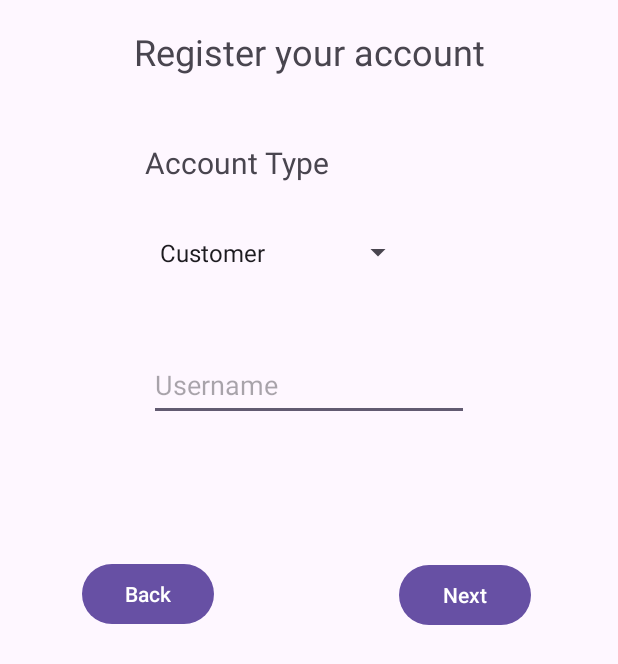
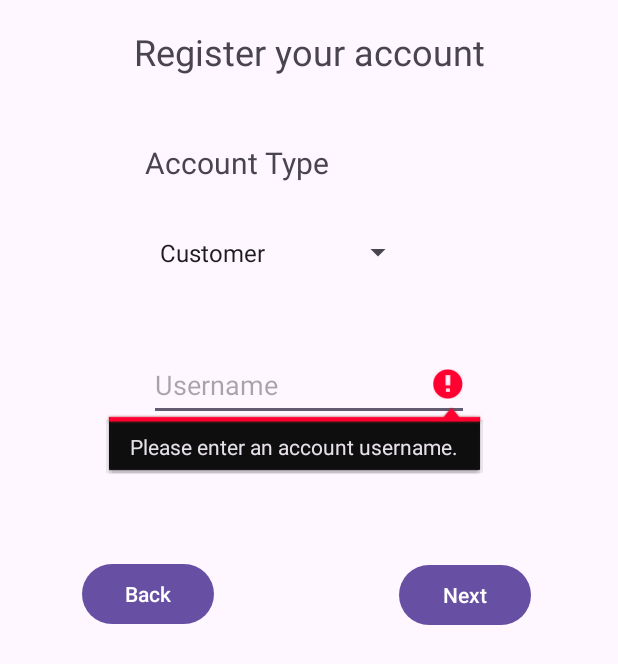
Before and after one commit to richjameslozano/FinalsProject, an Android app: the register screen opened directly, with no data from a screen before it, after a tap on "Next", on a phone screen of 412 x 824 dp. Shown: the top 664 px of the screen. Run offline under Robolectric (Android 15) with nearby library versions, the phone set to English and light mode, and no system bars; our stand-ins replace Firebase (no records; nobody signed in at launch, a user with empty details on screens opened directly).

Commit message:
conditions in register done all data transferring to database is to follow 01:44PM_02/25/24

```diff
--- a/app/src/main/java/com/example/finalsproject/Login.java
+++ b/app/src/main/java/com/example/finalsproject/Login.java
@@ -40,8 +40,7 @@ public class Login extends AppCompatActivity {
         signup.setOnClickListener(new View.OnClickListener() {
             @Override
             public void onClick(View v) {
-                Intent i = new Intent(Login.this, register.class);
-                startActivity(i);
+                startActivity(new Intent(getApplicationContext(),register.class));
             }
         });
 
--- a/app/src/main/java/com/example/finalsproject/registration_activities/register.java
+++ b/app/src/main/java/com/example/finalsproject/registration_activities/register.java
@@ -48,26 +48,20 @@ public class register extends AppCompatActivity {
 //            finish();
 //        }
 
-        //Spinner//
+        //SPINNER//
         ArrayAdapter<CharSequence> adapter = ArrayAdapter.createFromResource(this, R.array.register_acctype, android.R.layout.simple_spinner_item);
         adapter.setDropDownViewResource(android.R.layout.simple_spinner_dropdown_item);
         spinner.setAdapter(adapter);
+
+
         //LISTENERS//
             spinner.setOnItemSelectedListener(new AdapterView.OnItemSelectedListener() {
                 @Override
                 public void onItemSelected(AdapterView<?> parent, View view, int position, long id) {
                     String selectedItem = parent.getItemAtPosition(position).toString();
                     // Do something with the selected item
-                    switch (selectedItem) {
-                        case "Customer":
-                        case "Subcontractor":
-                            account_type = selectedItem;
-                            Toast.makeText(getApplicationContext(), "Selected: " + selectedItem, Toast.LENGTH_SHORT).show();
-                            break;
-                        default:
-                            // Handle other cases if needed
-                            break;
-                    }
+                    account_type = selectedItem;
+                    Toast.makeText(getApplicationContext(), "Selected: " + selectedItem, Toast.LENGTH_SHORT).show();
                 }
                 @Override
                 public void onNothingSelected(AdapterView<?> parent) {
@@ -78,17 +72,22 @@ public class register extends AppCompatActivity {
             public void onClick(View v) {
                 String user = user_regis.getText().toString().trim();
                 if(user.isEmpty()){
-                    Toast.makeText(register.this, "Please enter an account username.", Toast.LENGTH_SHORT).show();
-                } else if (user.length()<5) {
-                    Toast.makeText(register.this, "Username should be more than at least 5 characters.", Toast.LENGTH_SHORT).show();
+                    user_regis.setError("Please enter an account username.");
+                }
+                else if (user.length()<5) {
+                    user_regis.setError("Username should be more than at least 5 characters.");
+                }
+                else if (!user.matches(".*[a-zA-Z].*")) {
+                    user_regis.setError("Username should contain at least one letter.");
                 }
                 //CHECK IF USERNAME IN DATABASE IS TAKEN//
                 else if(user.equals("taken")){
-                    Toast.makeText(register.this, "Username is already taken.", Toast.LENGTH_SHORT).show();
+                    user_regis.setError("Username is already taken.");
                 }
                 //CONTINUE//
                 else if(!user.equals("taken")){
                     register_values.account_type = account_type;
+                    register_values.username = user;
                     fragment_layout.setVisibility(View.VISIBLE);
                     replaceFragment(new register1());
                 }
@@ -103,6 +102,7 @@ public class register extends AppCompatActivity {
             }
         });
     }
+    //FRAGMENT METHOD//
     private void replaceFragment(register1 register1) {
         FragmentManager fragmentManager = getSupportFragmentManager();
         FragmentTransaction fragmentTransaction = fragmentManager.beginTransaction();
--- a/app/src/main/java/com/example/finalsproject/registration_activities/register_values.java
+++ b/app/src/main/java/com/example/finalsproject/registration_activities/register_values.java
@@ -1,5 +1,5 @@
 package com.example.finalsproject.registration_activities;
 
 public class register_values {
-    public static String account_type, first_name, last_name, address, contact, email, password;
+    public static String account_type, username, first_name, last_name, address, contact, email, password;
 }
--- a/app/src/main/res/layout/fragment_register1.xml
+++ b/app/src/main/res/layout/fragment_register1.xml
@@ -90,6 +90,7 @@
             android:layout_marginTop="12dp"
             android:ems="11"
             android:hint="Contact Number"
+            android:maxLength="11"
             android:inputType="phone"
             android:textColorHint="@color/white"
             app:layout_constraintEnd_toEndOf="parent"
```
Also changed, not shown: app/src/main/java/com/example/finalsproject/MainActivity.java (+0 -8 lines), app/src/main/java/com/example/finalsproject/registration_activities/register1.java (+36 -8 lines), app/src/main/java/com/example/finalsproject/registration_activities/register2.java (+31 -2 lines).
